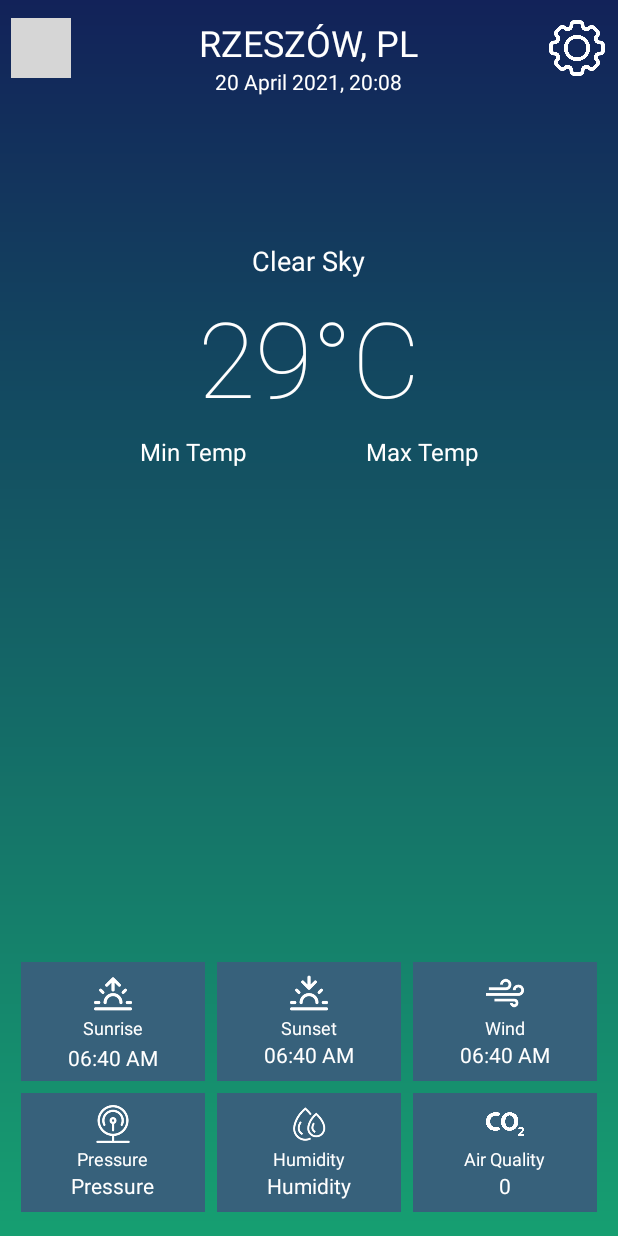
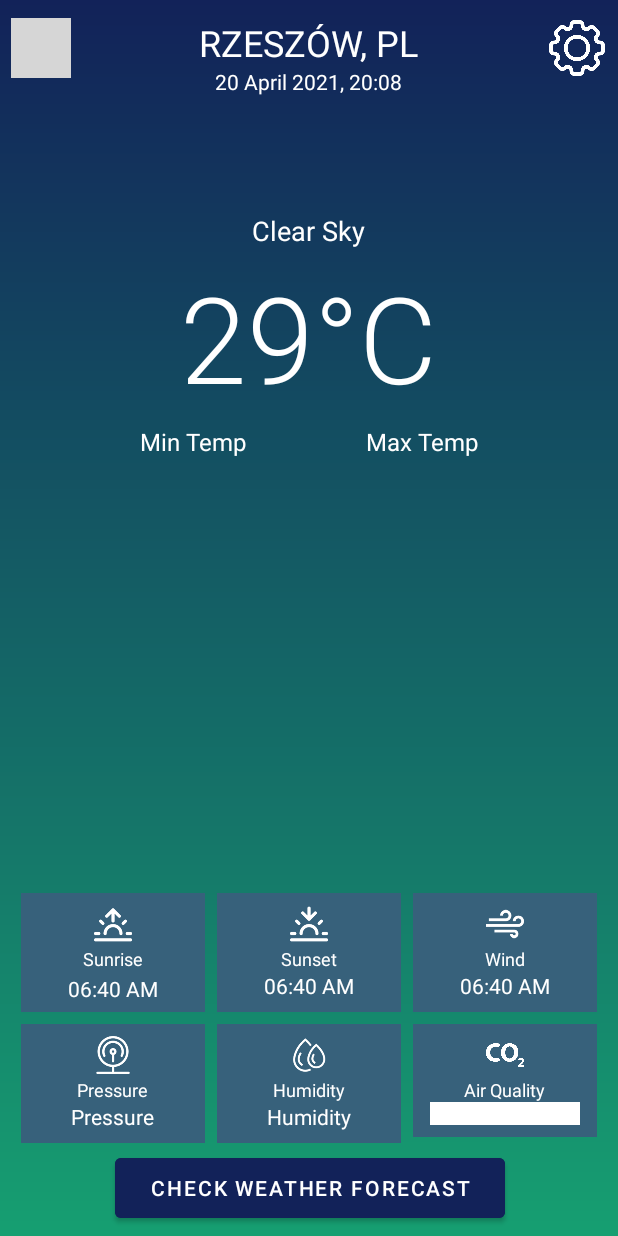
Before and after one commit to Krystian120413/WeatherApp, an Android app: the layout activity_main.xml on its own in the app's theme, with its tools: preview values and no code run, on a phone screen of 412 x 824 dp. Run offline under Robolectric (Android 15) with nearby library versions, the phone set to English and light mode, and no system bars; network calls fail; grey boxes are pictures that could not be loaded.

Commit message:
changed air quality bar

```diff
--- a/app/src/main/res/layout/activity_main.xml
+++ b/app/src/main/res/layout/activity_main.xml
@@ -40,6 +40,18 @@
                 android:backgroundTint="#FFFFFF"
                 app:layout_constraintStart_toStartOf="parent"
                 app:layout_constraintTop_toTopOf="parent" />
+
+            <Button
+                android:id="@+id/checkWeatherBtn"
+                android:layout_width="260dp"
+                android:layout_height="52dp"
+                android:layout_marginBottom="4dp"
+                android:backgroundTint="#122259"
+                android:text="check weather forecast"
+                app:layout_constraintBottom_toBottomOf="parent"
+                app:layout_constraintEnd_toEndOf="parent"
+                app:layout_constraintHorizontal_bias="0.504"
+                app:layout_constraintStart_toStartOf="parent" />
         </androidx.constraintlayout.widget.ConstraintLayout>
 
         <LinearLayout
@@ -73,7 +85,7 @@
             android:layout_width="match_parent"
             android:layout_height="wrap_content"
             android:layout_below="@+id/addressContainer"
-            android:layout_marginTop="92dp"
+            android:layout_marginTop="72dp"
             android:gravity="center|center_horizontal|center_vertical"
             android:orientation="vertical">
 
@@ -94,10 +106,10 @@
                 android:layout_gravity="center"
                 android:layout_marginTop="5sp"
                 android:layout_marginBottom="5sp"
-                android:fontFamily="sans-serif-thin"
+                android:fontFamily="sans-serif-light"
                 android:text="@string/temp"
                 android:textColor="#FFFFFF"
-                android:textSize="70sp" />
+                android:textSize="80sp" />
 
             <LinearLayout
                 android:layout_width="match_parent"
@@ -130,7 +142,7 @@
             android:layout_width="match_parent"
             android:layout_height="wrap_content"
             android:layout_alignParentBottom="true"
-            android:layout_marginBottom="14dp"
+            android:layout_marginBottom="60dp"
             android:orientation="vertical">
 
             <LinearLayout
@@ -353,13 +365,11 @@
                         android:textColor="#FFFFFF"
                         android:textSize="12sp" />
 
-                    <TextView
+                    <View
                         android:id="@+id/aqi"
-                        android:layout_width="wrap_content"
-                        android:layout_height="wrap_content"
-                        android:text="@string/aqi"
-                        android:textColor="#FFFFFF"
-                        android:textSize="14sp" />
+                        android:layout_width="100dp"
+                        android:layout_height="15dp"
+                        android:background="#ffffff" />
 
                 </LinearLayout>
 
--- a/app/src/main/res/values/colors.xml
+++ b/app/src/main/res/values/colors.xml
@@ -10,4 +10,9 @@
     <color name="colorPrimary">#008577</color>
     <color name="colorPrimaryDark">#00574B</color>
     <color name="colorAccent">#D81B60</color>
+    <color name="green">#00ff00</color>
+    <color name="yellow">#ffff00</color>
+    <color name="orange">#ffa500</color>
+    <color name="red">#ff0000</color>
+    <color name="bad">#3d0d0d</color>
 </resources>
--- a/app/src/main/res/values/themes.xml
+++ b/app/src/main/res/values/themes.xml
@@ -2,8 +2,7 @@
     <!-- Base application theme. -->
     <style name="Theme.WeatherAplication" parent="Theme.MaterialComponents.DayNight.DarkActionBar">
         <!-- Primary brand color. -->
-        <item name="colorPrimary">@color/purple_500</item>
-        <item name="colorPrimaryVariant">@color/purple_700</item>
+
         <item name="colorOnPrimary">@color/white</item>
         <!-- Secondary brand color. -->
         <item name="colorSecondary">@color/teal_200</item>
```
Also changed, not shown: app/src/main/AndroidManifest.xml (+9 -4 lines), app/src/main/java/com/project/weatheraplication/MainActivity.kt (+12 -10 lines), app/src/main/java/com/project/weatheraplication/WeatherForecastActivity.kt (added, +11 -0 lines), app/src/main/res/layout/activity_weather_forecast.xml (added, +80 -0 lines).
